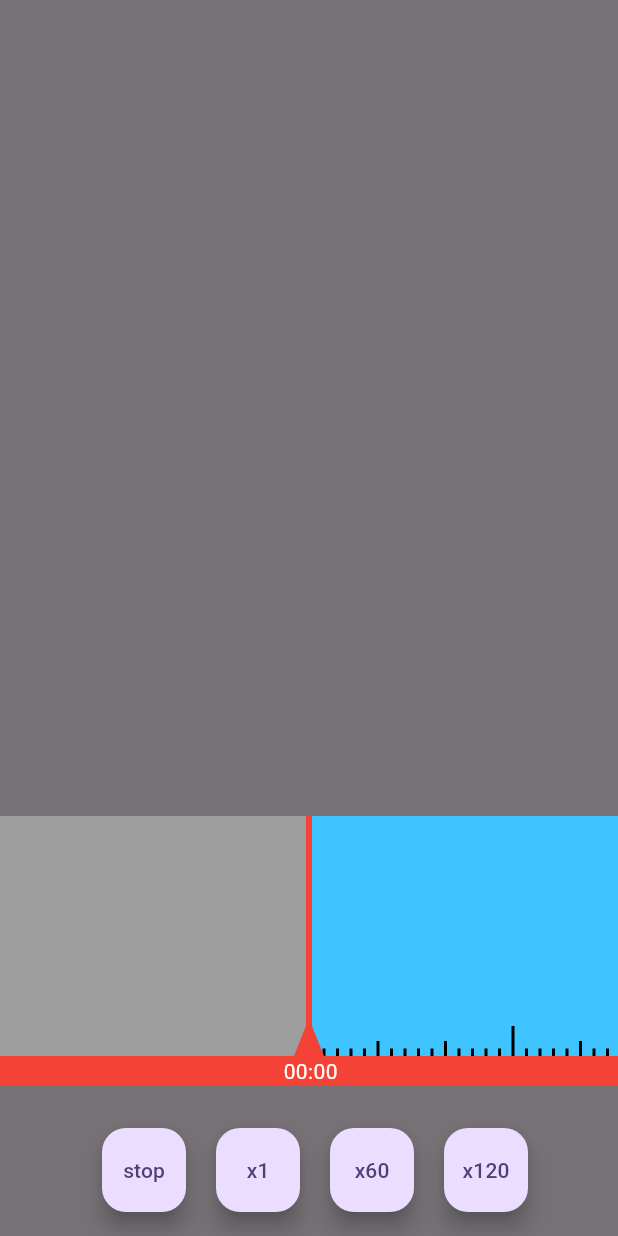
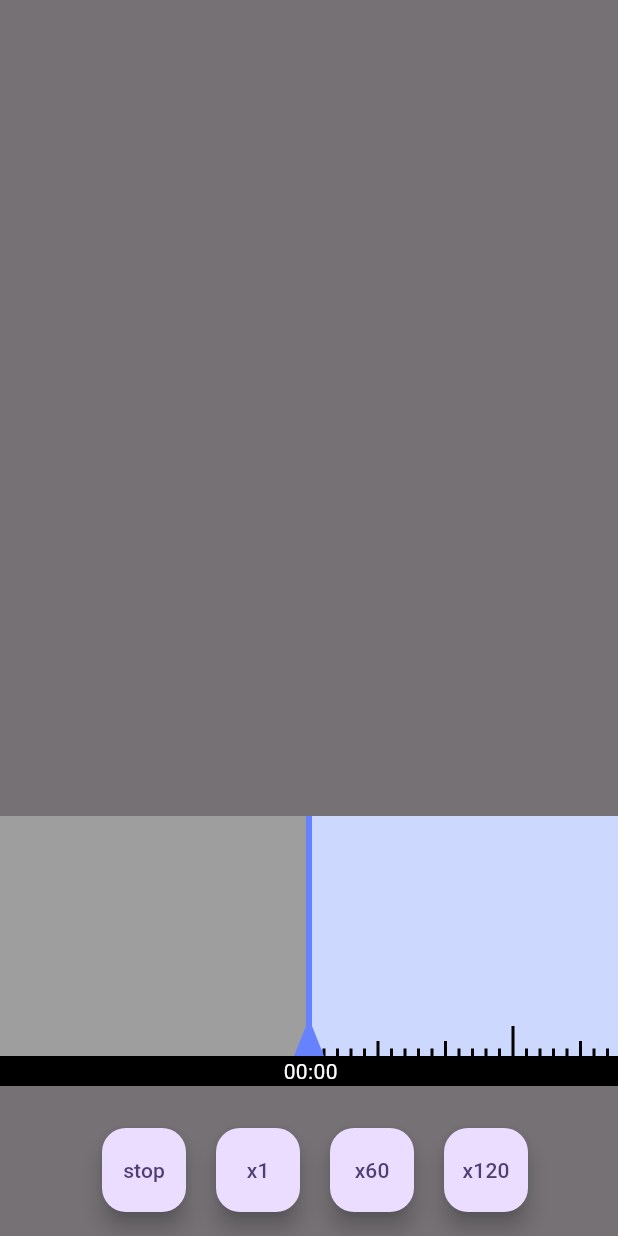
Before and after one commit to suprema-swkim/flutter_video_time, a Flutter app: the screen it shows after launch, on a phone screen of 412 x 824 dp. Run offline on Flutter 3.47's test engine with Material 3 defaults, Android fonts, the light colour scheme and no system bars.

Commit message:
색상 변경

```diff
--- a/lib/video_time_lapse.dart
+++ b/lib/video_time_lapse.dart
@@ -11,11 +11,12 @@ class VideoTimeLapse extends StatefulWidget {
     required this.previousCallBack,
     required this.nextDateCallBack,
     this.timeLineExteriorColor = Colors.grey,
-    this.timeLineColor = Colors.lightBlueAccent,
+    this.timeLineColor = const Color(0xFFCDD8FE),
     this.timeLineBackgroundColor = Colors.white,
-    this.focusAndTimeTextBackgroundColor = Colors.red,
     this.timeLineHandColor = Colors.black,
     this.timeTextColor = Colors.white,
+    this.timeTextBackgroundColor = Colors.black,
+    this.focusBackgroundColor = const Color(0xFF6682FF),
   }) : super(key: key);
 
   /// 높이
@@ -48,8 +49,11 @@ class VideoTimeLapse extends StatefulWidget {
   /// 시간 텍스트 색상
   final Color timeTextColor;
 
-  /// 표적 및 시간 텍스트 배경 색상
-  final Color focusAndTimeTextBackgroundColor;
+  /// 시간 텍스트 배경 색상
+  final Color timeTextBackgroundColor;
+
+  /// 표적 배경 색상
+  final Color focusBackgroundColor;
 
   @override
   State<VideoTimeLapse> createState() => VideoTimeLapseState();
@@ -258,7 +262,7 @@ class VideoTimeLapseState extends State<VideoTimeLapse> {
                         child: SizedBox(
                           width: 20,
                           child: CustomPaint(
-                            painter: _TimeLapseFocusHandPainter(widget.focusAndTimeTextBackgroundColor),
+                            painter: _TimeLapseFocusHandPainter(widget.focusBackgroundColor),
                             child: const Center(),
                           ),
                         ),
@@ -281,7 +285,7 @@ class VideoTimeLapseState extends State<VideoTimeLapse> {
                     child: Container(
                       width: (widget.timeList.length * value) + constraints.maxWidth,
                       height: 20,
-                      color: widget.focusAndTimeTextBackgroundColor,
+                      color: widget.timeTextBackgroundColor,
                       child: Stack(
                         children: List.generate(24, (index) {
                           final hour = index;
@@ -308,7 +312,7 @@ class VideoTimeLapseState extends State<VideoTimeLapse> {
                     child: Container(
                       width: (widget.timeList.length * value) + constraints.maxWidth,
                       height: 20,
-                      color: widget.focusAndTimeTextBackgroundColor,
+                      color: widget.timeTextBackgroundColor,
                       child: Stack(
                         children: List.generate(48, (index) {
                           final isEvenIndex = index % 2 == 0;
@@ -337,7 +341,7 @@ class VideoTimeLapseState extends State<VideoTimeLapse> {
                     child: Container(
                       width: (widget.timeList.length * value) + constraints.maxWidth,
                       height: 20,
-                      color: widget.focusAndTimeTextBackgroundColor,
+                      color: widget.timeTextBackgroundColor,
                       child: Stack(
                         children: List.generate(144, (index) {
                           final hour = index ~/ 6;
```
